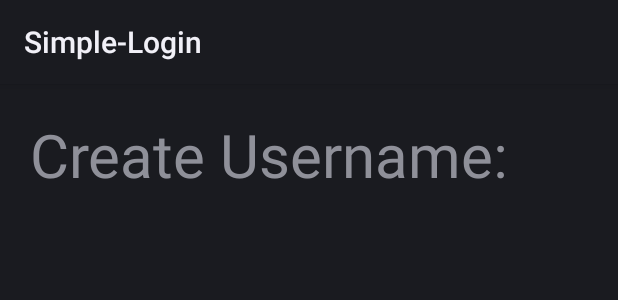
After one commit to littlejohn-c/Find-My-Coffee-App, an Android app: the layout activity_create_user.xml on its own in the app's theme, with its tools: preview values and no code run, on a phone screen of 412 x 824 dp. The commit adds this screen. Shown: the top 300 px of the screen. Run offline under Robolectric (Android 15) with nearby library versions, the phone set to English and light mode, and no system bars.

Commit message:
setting up a create user page

```diff
--- a/app/src/main/java/com/example/simple_login/MainActivity.java
+++ b/app/src/main/java/com/example/simple_login/MainActivityLogin.java
@@ -6,16 +6,15 @@ import android.content.Intent;
 import android.os.Bundle;
 import android.view.View;
 import android.widget.TextView;
-import android.widget.Toast;
 
 import com.google.android.material.button.MaterialButton;
 
-public class MainActivity extends AppCompatActivity {
+public class MainActivityLogin extends AppCompatActivity {
 
     @Override
     protected void onCreate(Bundle savedInstanceState) {
         super.onCreate(savedInstanceState);
-        setContentView(R.layout.activity_main);
+        setContentView(R.layout.activity_main_login);
 
         TextView username = (TextView) findViewById(R.id.username);
         TextView password = (TextView) findViewById(R.id.password);
--- /dev/null
+++ b/app/src/main/res/layout/activity_create_user.xml
@@ -0,0 +1,19 @@
+<?xml version="1.0" encoding="utf-8"?>
+<RelativeLayout xmlns:android="http://schemas.android.com/apk/res/android"
+    xmlns:app="http://schemas.android.com/apk/res-auto"
+    xmlns:tools="http://schemas.android.com/tools"
+    android:layout_width="match_parent"
+    android:padding="20dp"
+    android:layout_height="match_parent"
+    tools:context=".CreateUser">
+
+
+    <TextView
+        android:layout_width="wrap_content"
+        android:text = "Create Username: "
+        android:textSize="40dp"
+        android:layout_height="wrap_content" >
+
+    </TextView>
+
+    </RelativeLayout>
--- a/app/src/main/res/layout/activity_main.xml
+++ b/app/src/main/res/layout/activity_main_login.xml
@@ -5,7 +5,7 @@
     android:layout_width="match_parent"
     android:layout_height="match_parent"
     android:background="@drawable/background"
-    tools:context=".MainActivity">
+    tools:context=".MainActivityLogin">
 
     <TextView
         android:layout_width="match_parent"
```
Also changed, not shown: app/src/main/AndroidManifest.xml (+8 -2 lines), app/src/main/java/com/example/simple_login/CreateUser.java (added, +14 -0 lines).
